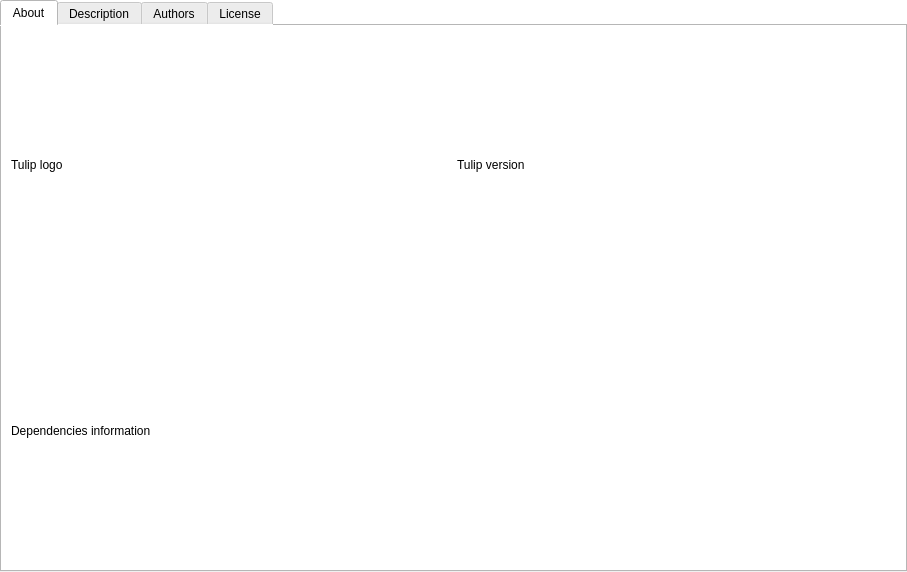
Old version of the form library/tulip-gui/designer/AboutTulipPage.ui in the repository Tulip-Dev/tulip.
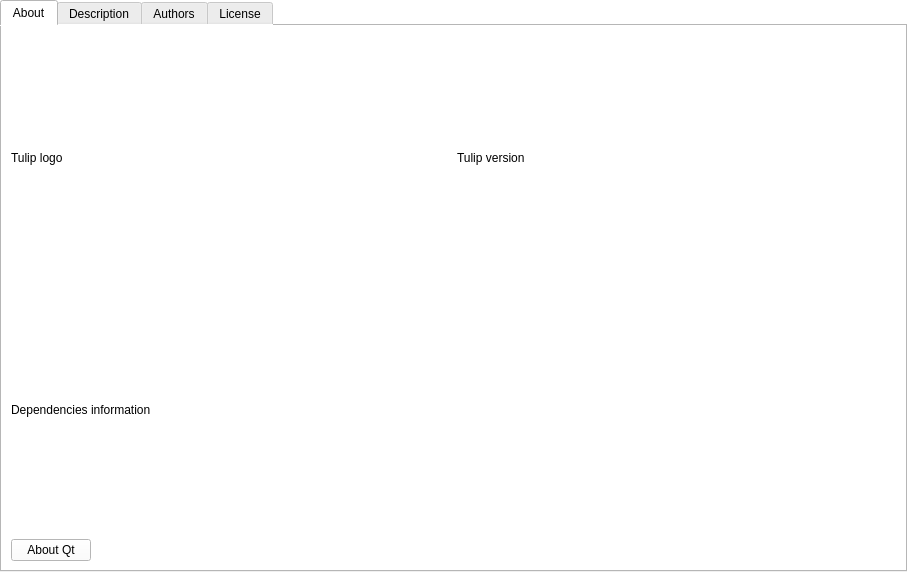
New version of the form. Icons and pictures are not drawn.

Commit message: Add a "About Qt" pushbutton

What changed in the file:
```diff
--- a/library/tulip-gui/designer/AboutTulipPage.ui
+++ b/library/tulip-gui/designer/AboutTulipPage.ui
@@ -70,6 +70,30 @@
          </item>
         </layout>
        </item>
+       <item>
+        <layout class="QHBoxLayout" name="horizontalLayout_7">
+         <item>
+          <widget class="QPushButton" name="aboutQt">
+           <property name="text">
+            <string>About Qt</string>
+           </property>
+          </widget>
+         </item>
+         <item>
+          <spacer name="horizontalSpacer">
+           <property name="orientation">
+            <enum>Qt::Horizontal</enum>
+           </property>
+           <property name="sizeHint" stdset="0">
+            <size>
+             <width>40</width>
+             <height>20</height>
+            </size>
+           </property>
+          </spacer>
+         </item>
+        </layout>
+       </item>
       </layout>
      </widget>
      <widget class="QWidget" name="tab">
```
The commit also changes 1 other file.
